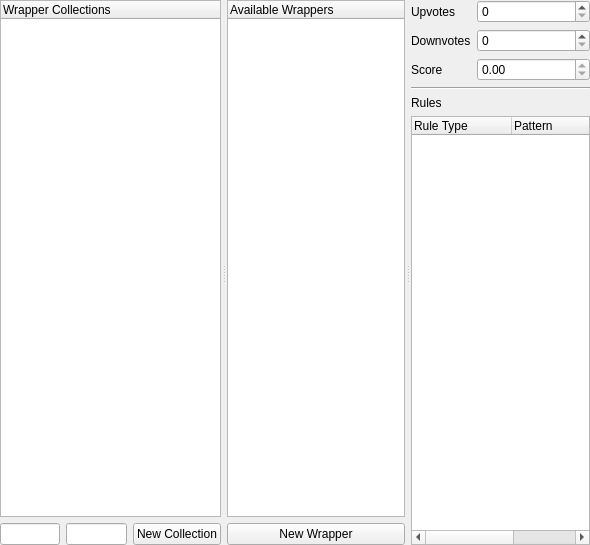
Before: the Qt Designer form src/bibim/gui/ui/ui_wrapper_manager.ui in rxuriguera/bibtexIndexMaker, drawn with Qt 5.
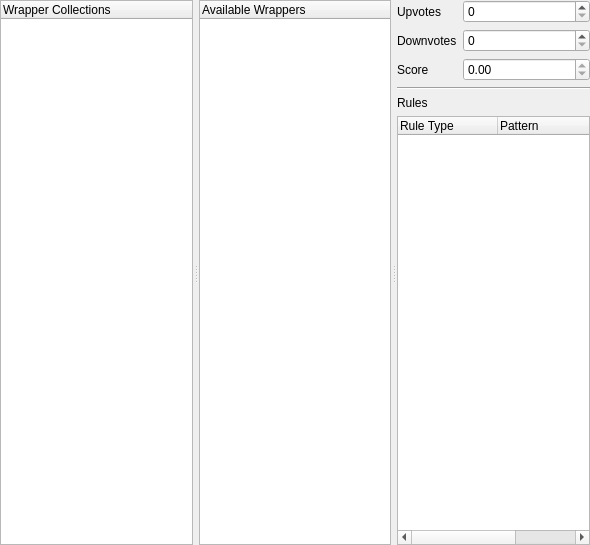
After: the same form once the commit is applied.

```diff
--- a/src/bibim/gui/ui/ui_wrapper_manager.ui
+++ b/src/bibim/gui/ui/ui_wrapper_manager.ui
@@ -66,26 +66,6 @@
          </column>
         </widget>
        </item>
-       <item>
-        <layout class="QHBoxLayout" name="horizontalLayout">
-         <property name="topMargin">
-          <number>0</number>
-         </property>
-         <item>
-          <widget class="QLineEdit" name="urlLine"/>
-         </item>
-         <item>
-          <widget class="QLineEdit" name="fieldLine"/>
-         </item>
-         <item>
-          <widget class="QPushButton" name="addCollectionButton">
-           <property name="text">
-            <string>New Collection</string>
-           </property>
-          </widget>
-         </item>
-        </layout>
-       </item>
       </layout>
      </widget>
      <widget class="QWidget" name="verticalLayoutWidget">
@@ -111,13 +91,6 @@
          </column>
         </widget>
        </item>
-       <item>
-        <widget class="QPushButton" name="addWrapperButton">
-         <property name="text">
-          <string>New Wrapper</string>
-         </property>
-        </widget>
-       </item>
       </layout>
      </widget>
      <widget class="QWidget" name="verticalLayoutWidget_2">
```
Left out of the diff: 6 changed lines with no effect on the pictures.
